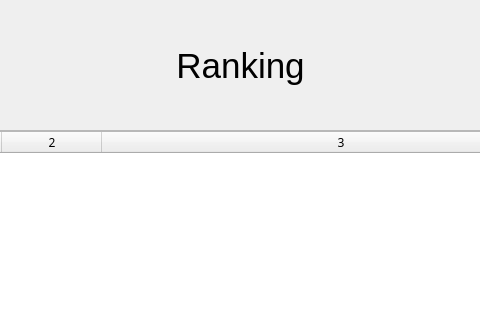
Old version of the form GUI/ui_files/ranking.ui in the repository agak33/SW-Piano-Tiles; both pictures show x 110 to 590 and y 0 to 320 of the 700 by 700 pixel window.
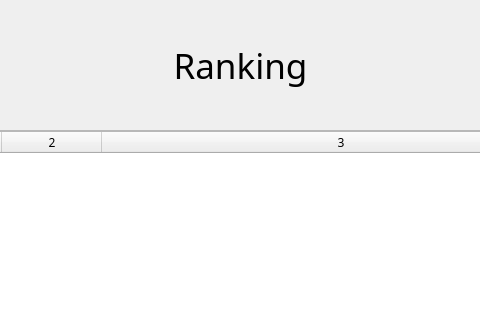
New version of the form.

What changed in the file:
```diff
--- a/GUI/ui_files/ranking.ui
+++ b/GUI/ui_files/ranking.ui
@@ -41,7 +41,7 @@
    </property>
    <property name="font">
     <font>
-     <family>MS Shell Dlg 2</family>
+     <family>Showcard Gothic</family>
      <pointsize>26</pointsize>
     </font>
    </property>
```
Left out of the diff: 2 changed lines with no effect on the pictures.
